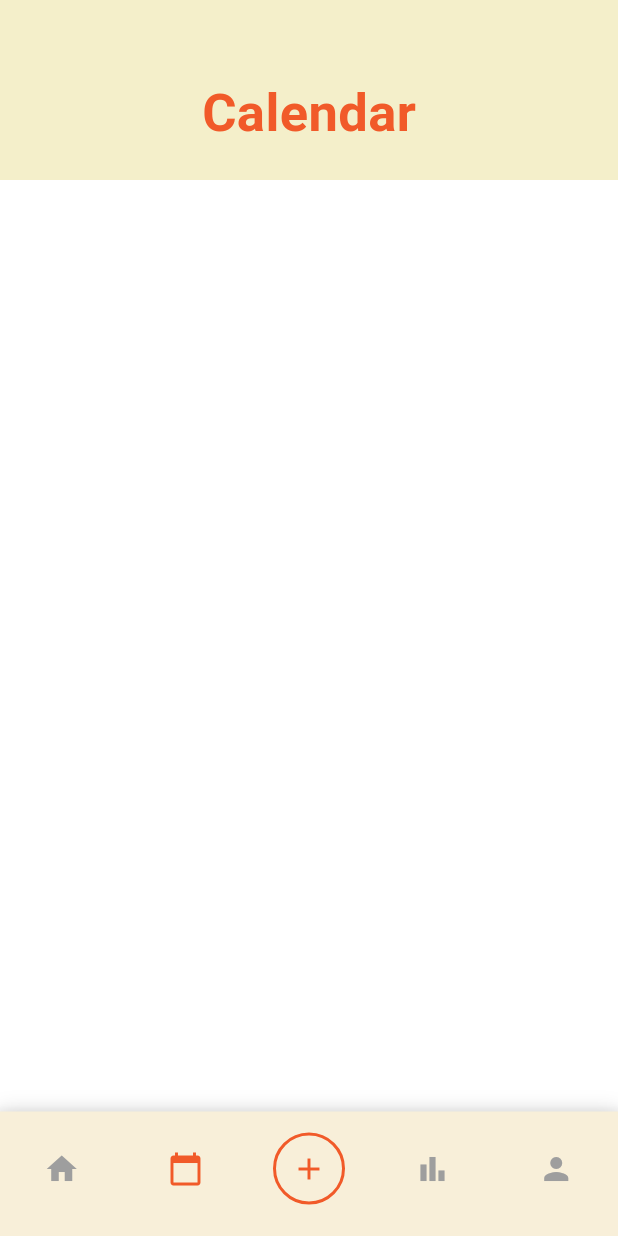
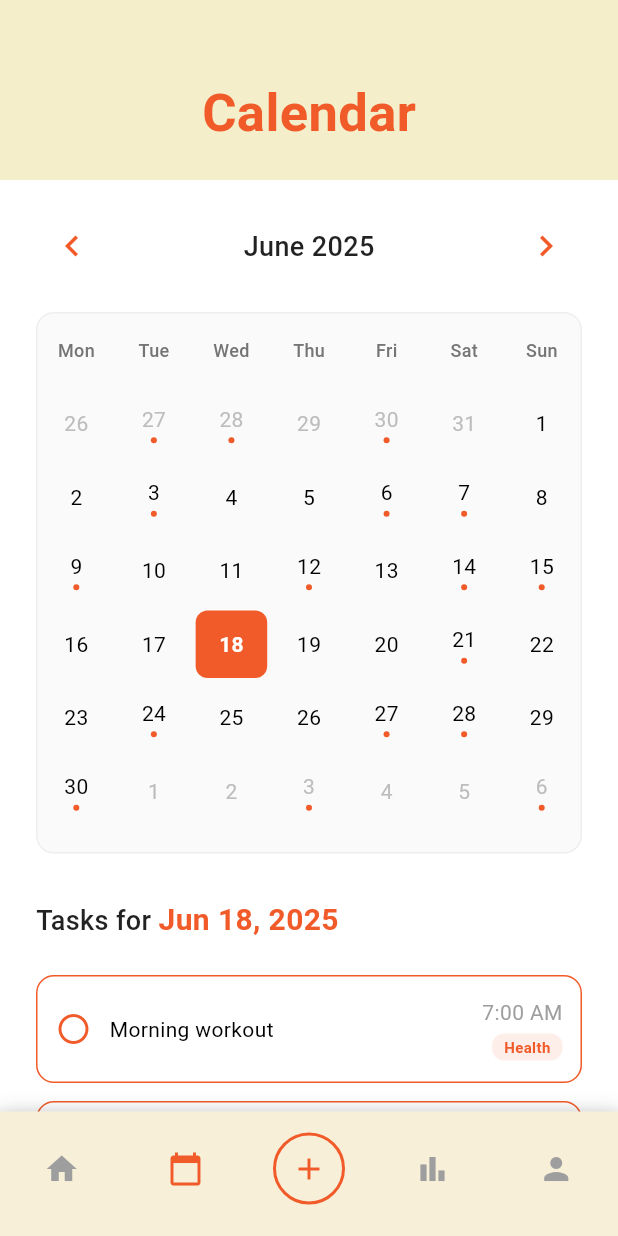
Before and after one commit to nikilasilva/Dooit, a Flutter app: the CalendarScreen screen opened by its route, on a phone screen of 412 x 824 dp. Run offline on Flutter 3.47's test engine with Material 3 defaults, Android fonts, the phone set to English and light mode, and no system bars; our stand-ins replace cloud_firestore, firebase_core, font_awesome_flutter, lottie; accounts and stored records are empty.

Commit message:
finish calander ui and add category tag to task tile

```diff
--- a/lib/ui/all_tasks_screen.dart
+++ b/lib/ui/all_tasks_screen.dart
@@ -56,35 +56,41 @@ class _AllTasksScreenState extends State<AllTasksScreen> {
                     TaskTile(
                       title: "GYM workout",
                       time: "12:00 pm",
+                      category: "Health",
                       done: false,
                     ),
                     TaskTile(
                       title: "Project meeting",
                       time: "03:00 pm",
+                      category: "Work",
                       done: false,
                     ),
                     TaskTile(
                       title: "Dinner with Josh at 8pm",
                       time: "02:00 am",
+                      category: "Personal",
                       done: false,
                     ),
                     TaskTile(
                       title: "Game meetup",
                       time: "08:00 pm",
+                      category: "Personal",
                       done: false,
                     ),
                     TaskTile(
                       title: "Take out trash",
                       time: "10:00 am",
+                      category: "Personal",
                       done: true,
                     ),
                     TaskTile(
                       title: "Feed the dog",
                       time: "10:00 am",
+                      category: "Personal",
                       done: true,
                     ),
-                    TaskTile(title: "Buy milk", time: "08:00 am", done: true),
-                    TaskTile(title: "Send email", time: "07:30 am", done: true),
+                    TaskTile(title: "Buy milk", time: "08:00 am", category: "Personal", done: true),
+                    TaskTile(title: "Send email", time: "07:30 am", category: "Work", done: true),
                   ],
                 ),
               ),
--- a/lib/ui/calendar_screen.dart
+++ b/lib/ui/calendar_screen.dart
@@ -1,6 +1,9 @@
 import 'package:dooit/utils/app_styles.dart';
 import 'package:dooit/widgets/bottom_navbar.dart';
+import 'package:dooit/widgets/calendar_grid.dart';
 import 'package:dooit/widgets/custom_header.dart';
+import 'package:dooit/widgets/month_header.dart';
+import 'package:dooit/widgets/today_tasks.dart';
 import 'package:flutter/material.dart';
 
 class CalendarScreen extends StatefulWidget {
@@ -11,6 +14,9 @@ class CalendarScreen extends StatefulWidget {
 }
 
 class _CalendarScreenState extends State<CalendarScreen> {
+  DateTime selectedDate = DateTime.now();
+  DateTime currentMonth = DateTime.now();
+
   @override
   Widget build(BuildContext context) {
     return Scaffold(
@@ -19,7 +25,46 @@ class _CalendarScreenState extends State<CalendarScreen> {
       body: SafeArea(
         child: SingleChildScrollView(
           child: Column(
-            children: [CustomHeader(title: "Calendar"), SizedBox(height: 30)],
+            children: [
+              CustomHeader(title: "Calendar"),
+              SizedBox(height: 20),
+
+              MonthHeader(
+                currentMonth: currentMonth,
+                onPreviousMonth: () {
+                  setState(() {
+                    currentMonth = DateTime(
+                      currentMonth.year,
+                      currentMonth.month - 1,
+                    );
+                  });
+                },
+                onNextMonth: () {
+                  setState(() {
+                    currentMonth = DateTime(
+                      currentMonth.year,
+                      currentMonth.month + 1,
+                    );
+                  });
+                },
+              ),
+              SizedBox(height: 20),
+              CalendarGrid(
+                currentMonth: currentMonth,
+                selectedDate: selectedDate,
+                onDateSelected: (date) {
+                  setState(() {
+                    selectedDate = date;
+                  });
+                },
+              ),
+
+              SizedBox(height: 30),
+
+              TodayTasks(selectedDate: selectedDate),
+
+              SizedBox(height: 50,)
+            ],
           ),
         ),
       ),
--- a/lib/ui/home_screen.dart
+++ b/lib/ui/home_screen.dart
@@ -128,26 +128,31 @@ class HomeScreen extends StatelessWidget {
                     TaskTile(
                       title: "GYM workout",
                       time: "12:00 pm",
+                      category: "Health",
                       done: false,
                     ),
                     TaskTile(
                       title: "Project meeting",
                       time: "03:00 pm",
+                      category: "Work",
                       done: false,
                     ),
                     TaskTile(
                       title: "Dinner with Josh at 8pm",
                       time: "02:00 am",
+                      category: "Work",
                       done: false,
                     ),
                     TaskTile(
                       title: "Game meetup",
                       time: "08:00 pm",
+                      category: "Personal",
                       done: false,
                     ),
                     TaskTile(
                       title: "Take out trash",
                       time: "10:00 am",
+                      category: "Personal",
                       done: true,
                     ),
                   ],
--- a/lib/ui/previous_tasks_screen.dart
+++ b/lib/ui/previous_tasks_screen.dart
@@ -50,30 +50,35 @@ class _PreviousTasksScreenState extends State<PreviousTasksScreen> {
                     TaskTile(
                       title: "Water the plants",
                       time: "12:00 pm",
+                      category: "Personal",
                       done: false,
                     ),
                     TaskTile(
                       title: "Project meeting",
                       time: "03:00 pm",
+                      category: "Work",
                       done: false,
                     ),
                     TaskTile(
                       title: "Abs workout",
                       time: "04:00 am",
+                      category: "Health",
                       done: false,
                     ),
                     TaskTile(
                       title: "Brainstrom ideas for the project",
                       time: "02:00 am",
+                      category: "Personal",
                       done: true,
                     ),
                     TaskTile(
                       title: "Feed the dog",
                       time: "03:00 am",
+                      category: "Personal",
                       done: true,
                     ),
-                    TaskTile(title: "Buy milk", time: "08:00 am", done: true),
-                    TaskTile(title: "Send email", time: "07:30 am", done: true),
+                    TaskTile(title: "Buy milk", time: "08:00 am", category: "Personal", done: true),
+                    TaskTile(title: "Send email", time: "07:30 am", category: "Work", done: true),
                   ],
                 ),
               ),
--- /dev/null
+++ b/lib/widgets/calendar_grid.dart
@@ -0,0 +1,144 @@
+import 'package:dooit/utils/app_styles.dart';
+import 'package:flutter/material.dart';
+
+class CalendarGrid extends StatelessWidget {
+  final DateTime currentMonth;
+  final DateTime selectedDate;
+  final Function(DateTime) onDateSelected;
+
+  const CalendarGrid({
+    super.key,
+    required this.currentMonth,
+    required this.selectedDate,
+    required this.onDateSelected,
+  });
+
+  List<DateTime> _getDaysInMonth() {
+    final firstDayOfMonth = DateTime(currentMonth.year, currentMonth.month, 1);
+    final lastDayOfMonth = DateTime(currentMonth.year, currentMonth.month + 1, 0);
+    final firstDayWeekday = firstDayOfMonth.weekday;
+
+    List<DateTime> days = [];
+
+    // Add days from previous month to fill the first week
+    for (int i = firstDayWeekday - 1; i > 0; i--) {
+      days.add(firstDayOfMonth.subtract(Duration(days: i)));
+    }
+
+    // Add all days of current month
+    for (int day = 1; day <= lastDayOfMonth.day; day++) {
+      days.add(DateTime(currentMonth.year, currentMonth.month, day));
+    }
+
+    // Add days from next month to fill the last week
+    int remainingDays = 42 - days.length; // 6 weeks * 7 days
+    for (int day = 1; day <= remainingDays; day++) {
+      days.add(DateTime(currentMonth.year, currentMonth.month + 1, day));
+    }
+
+    return days;
+  }
+
+  bool _hasTasksOnDate(DateTime date) {
+    // Simulate some tasks on random dates
+    return date.day % 3 == 0 || date.day % 7 == 0;
+  }
+
+  @override
+  Widget build(BuildContext context) {
+    final days = _getDaysInMonth();
+
+    return Container(
+      margin: EdgeInsets.symmetric(horizontal: 24),
+      decoration: BoxDecoration(
+        color: Colors.grey[50],
+        borderRadius: BorderRadius.circular(12),
+        border: Border.all(color: Colors.grey[200]!),
+      ),
+      child: Column(
+        children: [
+          // Weekday headers
+          Container(
+            padding: EdgeInsets.symmetric(vertical: 16),
+            child: Row(
+              children: ['Mon', 'Tue', 'Wed', 'Thu', 'Fri', 'Sat', 'Sun']
+                  .map((day) => Expanded(
+                        child: Center(
+                          child: Text(
+                            day,
+                            style: AppTextStyles.descriptionText.copyWith(fontSize: 12),
+                          ),
+                        ),
+                      ))
+                  .toList(),
+            ),
+          ),
+
+          // Calendar days grid
+          ...List.generate(6, (weekIndex) {
+            return Row(
+              children: List.generate(7, (dayIndex) {
+                final dayDate = days[weekIndex * 7 + dayIndex];
+                final isCurrentMonth = dayDate.month == currentMonth.month;
+                final isSelected = dayDate.day == selectedDate.day &&
+                                   dayDate.month == selectedDate.month &&
+                                   dayDate.year == selectedDate.year;
+                final isToday = dayDate.day == DateTime.now().day &&
+                               dayDate.month == DateTime.now().month &&
+                               dayDate.year == DateTime.now().year;
+                final hasTasks = _hasTasksOnDate(dayDate);
+
+                return Expanded(
+                  child: GestureDetector(
+                    onTap: () => onDateSelected(dayDate),
+                    child: Container(
+                      height: 45,
+                      margin: EdgeInsets.all(2),
+                      decoration: BoxDecoration(
+                        color: isSelected
+                            ? AppColors.primary
+                            : isToday
+                                ? AppColors.primary.withOpacity(0.1)
+                                : Colors.transparent,
+                        borderRadius: BorderRadius.circular(8),
+                      ),
+                      child: Column(
+                        mainAxisAlignment: MainAxisAlignment.center,
+                        children: [
+                          Text(
+                            '${dayDate.day}',
+                            style: TextStyle(
+                              fontSize: 14,
+                              fontWeight: isToday ? FontWeight.bold : FontWeight.normal,
+                              color: isSelected
+                                  ? Colors.white
+                                  : isCurrentMonth
+                                      ? Colors.black
+                                      : Colors.grey[400],
+                            ),
+                          ),
+                          if (hasTasks && !isSelected)
+                            Container(
+                              width: 4,
+                              height: 4,
+                              margin: EdgeInsets.only(top: 2),
+                              decoration: BoxDecoration(
+                                color: AppColors.primary,
+                                shape: BoxShape.circle,
+                              ),
+                            ),
+                        ],
+                      ),
+                    ),
+                  ),
+                );
+              }),
+            );
+          }),
+
+          SizedBox(height: 16),
+        ],
+      ),
+    );
+  }
+}
--- /dev/null
+++ b/lib/widgets/month_header.dart
@@ -0,0 +1,57 @@
+import 'package:dooit/utils/app_styles.dart';
+import 'package:flutter/material.dart';
+
+class MonthHeader extends StatelessWidget {
+  final DateTime currentMonth;
+  final VoidCallback onPreviousMonth;
+  final VoidCallback onNextMonth;
+
+  const MonthHeader({
+    super.key,
+    required this.currentMonth,
+    required this.onPreviousMonth,
+    required this.onNextMonth,
+  });
+
+  String _getMonthName(int month) {
+    const months = [
+      'January',
+      'February',
+      'March',
+      'April',
+      'May',
+      'June',
+      'July',
+      'August',
+      'September',
+      'October',
+      'November',
+      'December',
+    ];
+    return months[month - 1];
+  }
+
+  @override
+  Widget build(BuildContext context) {
+    return Container(
+      margin: EdgeInsets.symmetric(horizontal: 24),
+      child: Row(
+        mainAxisAlignment: MainAxisAlignment.spaceBetween,
+        children: [
+          IconButton(
+            onPressed: onPreviousMonth,
+            icon: Icon(Icons.chevron_left, color: AppColors.primary, size: 28),
+          ),
+          Text(
+            "${_getMonthName(currentMonth.month)} ${currentMonth.year}",
+            style: AppTextStyles.subHeadingDark
+          ),
+          IconButton(
+            onPressed: onNextMonth,
+            icon: Icon(Icons.chevron_right, color: AppColors.primary, size: 28),
+          ),
+        ],
+      ),
+    );
+  }
+}
--- a/lib/widgets/task_tile.dart
+++ b/lib/widgets/task_tile.dart
@@ -4,9 +4,16 @@ import 'package:flutter/material.dart';
 class TaskTile extends StatelessWidget {
   final String title;
   final String time;
+  final String category; // Add this
   final bool done;
 
-  const TaskTile({super.key, required this.title, required this.time, this.done = false});
+  const TaskTile({
+    super.key,
+    required this.title,
+    required this.time,
+    required this.category, // Add this
+    this.done = false
+  });
 
   @override
   Widget build(BuildContext context) {
@@ -20,7 +27,8 @@ class TaskTile extends StatelessWidget {
       ),
       child: Row(
         children: [
-          Icon(done ? Icons.radio_button_checked : Icons.radio_button_off, color: done ? AppColors.grey1 : AppColors.primary),
+          Icon(done ? Icons.radio_button_checked : Icons.radio_button_off,
+               color: done ? AppColors.grey1 : AppColors.primary),
           SizedBox(width: 12),
           Expanded(
             child: Text(
@@ -31,7 +39,28 @@ class TaskTile extends StatelessWidget {
               ),
             ),
           ),
-          Text(time, style: TextStyle(color: Colors.grey)),
+          Column(
+            crossAxisAlignment: CrossAxisAlignment.end,
+            children: [
+              Text(time, style: TextStyle(color: Colors.grey)),
+              SizedBox(height: 4),
+              Container(
+                padding: EdgeInsets.symmetric(horizontal: 8, vertical: 2),
+                decoration: BoxDecoration(
+                  color: AppColors.primary.withOpacity(0.1),
+                  borderRadius: BorderRadius.circular(8),
+                ),
+                child: Text(
+                  category,
+                  style: TextStyle(
+                    fontSize: 10,
+                    color: AppColors.primary,
+                    fontWeight: FontWeight.w600,
+                  ),
+                ),
+              ),
+            ],
+          ),
         ],
       ),
     );
--- /dev/null
+++ b/lib/widgets/today_tasks.dart
@@ -0,0 +1,111 @@
+import 'package:dooit/utils/app_styles.dart';
+import 'package:dooit/widgets/task_tile.dart';
+import 'package:flutter/material.dart';
+
+class TodayTasks extends StatelessWidget {
+  final DateTime selectedDate;
+
+  const TodayTasks({super.key, required this.selectedDate});
+
+  List<Map<String, dynamic>> _getTasksForDate(DateTime date) {
+    // Simulate tasks for the selected date
+    if (date.day % 3 == 0) {
+      return [
+        {'title': 'Morning workout', 'time': '7:00 AM', 'category': 'Health'},
+        {'title': 'Team meeting', 'time': '10:00 AM', 'category': 'Work'},
+        {
+          'title': 'Grocery shopping',
+          'time': '6:00 PM',
+          'category': 'Personal',
+        },
+      ];
+    } else if (date.day % 7 == 0) {
+      return [
+        {'title': 'Review project', 'time': '2:00 PM', 'category': 'Work'},
+        {'title': 'Call mom', 'time': '7:00 PM', 'category': 'Personal'},
+      ];
+    }
+    return [];
+  }
+
+  String _formatDate(DateTime date) {
+    const months = [
+      'Jan',
+      'Feb',
+      'Mar',
+      'Apr',
+      'May',
+      'Jun',
+      'Jul',
+      'Aug',
+      'Sep',
+      'Oct',
+      'Nov',
+      'Dec',
+    ];
+    return "${months[date.month - 1]} ${date.day}, ${date.year}";
+  }
+
+  @override
+  Widget build(BuildContext context) {
+    final tasks = _getTasksForDate(selectedDate);
+
+    return Container(
+      margin: EdgeInsets.symmetric(horizontal: 24),
+      child: Column(
+        crossAxisAlignment: CrossAxisAlignment.start,
+        children: [
+          Row(
+            children: [
+              Text("Tasks for ", style: AppTextStyles.subHeadingDark),
+              Text(_formatDate(selectedDate), style: AppTextStyles.subHeading2),
+            ],
+          ),
+          SizedBox(height: 16),
+
+          if (tasks.isEmpty)
+            Container(
+              padding: EdgeInsets.all(24),
+              decoration: BoxDecoration(
+                color: Colors.grey[50],
+                borderRadius: BorderRadius.circular(12),
+                border: Border.all(color: Colors.grey[200]!),
+              ),
+              child: Center(
+                child: Column(
+                  children: [
+                    Icon(
+                      Icons.event_available,
+                      size: 48,
+                      color: Colors.grey[400],
+                    ),
+                    SizedBox(height: 12),
+                    Text(
+                      "No tasks scheduled",
+                      style: AppTextStyles.descriptionText,
+                    ),
+                    SizedBox(height: 8),
+                    Text(
+                      "Tap + to add a new task",
+                      style: AppTextStyles.descriptionText.copyWith(
+                        fontSize: 14,
+                      ),
+                    ),
+                  ],
+                ),
+              ),
+            )
+          else
+            ...tasks
+                .map(
+                  (task) => TaskTile(
+                    title: task['title'],
+                    time: task['time'],
+                    category: task['category'],
+                  )
+                ),
+        ],
+      ),
+    );
+  }
+}
```
